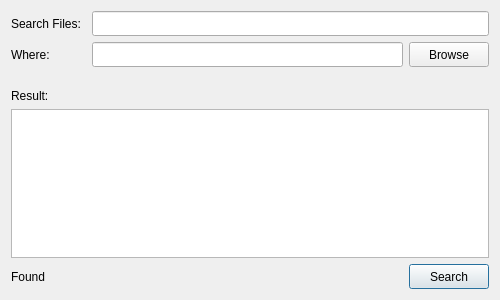
Old version of the form mysearchdialog.ui in the repository SinnCrowley/crowleys_commander.
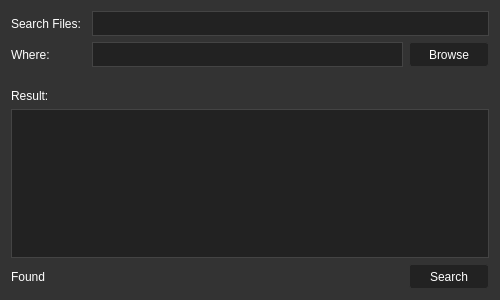
New version of the form. Icons and pictures are not drawn.

What changed in the file:
```diff
--- a/mysearchdialog.ui
+++ b/mysearchdialog.ui
@@ -17,6 +17,26 @@
    <iconset resource="my_res.qrc">
     <normaloff>:/icons/icons/search_file_512.png</normaloff>:/icons/icons/search_file_512.png</iconset>
   </property>
+  <property name="styleSheet">
+   <string notr="true">QDialog#MySearchDialog {
+	background: #333;
+}
+
+QLineEdit, QListWidget {
+	background: #222;
+	border: 1px solid #444;
+}
+
+* { color: #fff; }
+QPushButton {
+	border: 1px solid #333;
+	background: #222;
+	padding: 5px 7px;
+	border-radius: 3px;
+}
+QPushButton:hover { background: #292929; }
+QPushButton:pressed {	background: #222; }</string>
+  </property>
   <property name="modal">
    <bool>false</bool>
   </property>
```
